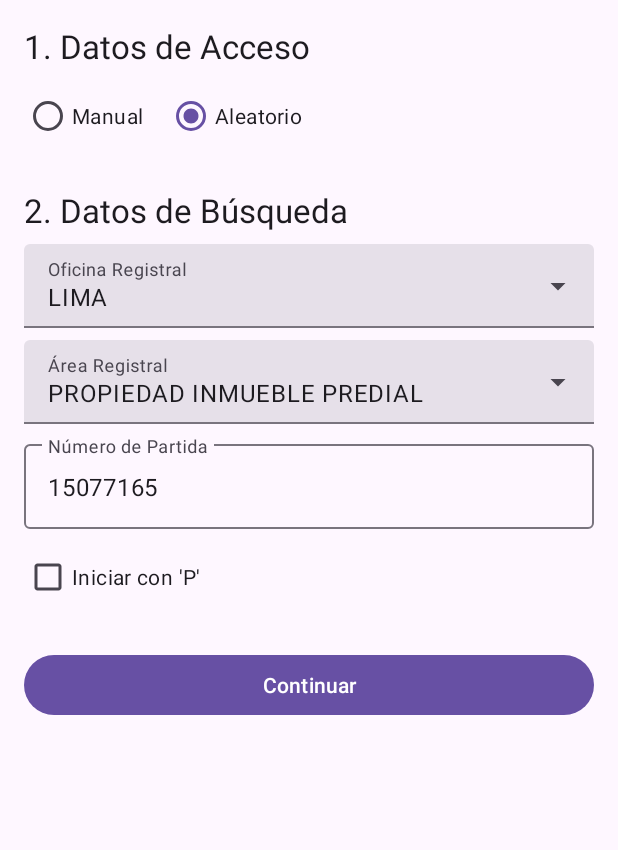
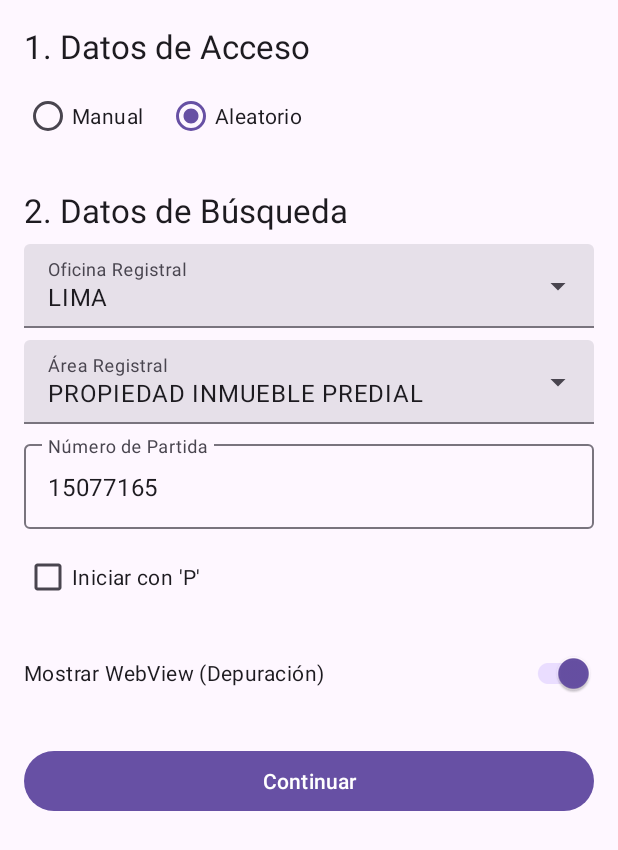
Before and after one commit to DarikPK/CLiteral, an Android app: the ExtractionConfigFragment screen opened through its navigation route, on a phone screen of 412 x 824 dp. Shown: the top 850 px of the screen. Run offline under Robolectric (Android 15) with nearby library versions, the phone set to English and light mode, and no system bars.

Commit message:
Refactor: Mueve control de visibilidad a un Switch en la configuración
Se ha refactorizado la forma en que se controla la visibilidad del WebView.

- Se eliminó el `FloatingActionButton` de la pantalla de extracción.
- Se añadió un `SwitchMaterial` en la pantalla de configuración (`ExtractionConfigFragment`).
- La lógica ahora reside en `ExtractionConfigFragment`, que actualiza el estado en `SharedViewModel`.
- `ExtractionFragment` sigue observando el `SharedViewModel` para ajustar la propiedad `alpha` del `WebView`.

```diff
--- a/app/src/main/java/com/example/imageextractor/ExtractionConfigFragment.kt
+++ b/app/src/main/java/com/example/imageextractor/ExtractionConfigFragment.kt
@@ -36,6 +36,24 @@ class ExtractionConfigFragment : Fragment() {
         setupDropdowns()
         setupLoginModeSelector()
         setupContinueButton()
+        setupVisibilitySwitch()
+    }
+
+    private fun setupVisibilitySwitch() {
+        // Sincroniza el switch con el estado actual del ViewModel
+        sharedViewModel.isWebViewVisible.observe(viewLifecycleOwner) { isVisible ->
+            if (binding.webviewVisibilitySwitch.isChecked != isVisible) {
+                binding.webviewVisibilitySwitch.isChecked = isVisible
+            }
+        }
+
+        // Notifica al ViewModel cuando el usuario cambia el switch
+        binding.webviewVisibilitySwitch.setOnCheckedChangeListener { _, isChecked ->
+            // Solo actualiza si el estado realmente cambió para evitar bucles
+            if (sharedViewModel.isWebViewVisible.value != isChecked) {
+                sharedViewModel.toggleWebViewVisibility()
+            }
+        }
     }
 
     private fun setupAutofillHighlight() {
--- a/app/src/main/res/layout/fragment_extraction_config.xml
+++ b/app/src/main/res/layout/fragment_extraction_config.xml
@@ -131,6 +131,14 @@
             android:text="Iniciar con 'P'"
             android:layout_marginTop="8dp"/>
 
+        <com.google.android.material.switchmaterial.SwitchMaterial
+            android:id="@+id/webview_visibility_switch"
+            android:layout_width="match_parent"
+            android:layout_height="wrap_content"
+            android:text="Mostrar WebView (Depuración)"
+            android:checked="true"
+            android:layout_marginTop="16dp"/>
+
         <Button
             android:id="@+id/continue_button"
             android:layout_width="match_parent"
```
Also changed, not shown: app/src/main/java/com/example/imageextractor/ExtractionFragment.kt (+0 -11 lines), app/src/main/res/layout/fragment_extraction.xml (+0 -14 lines).
